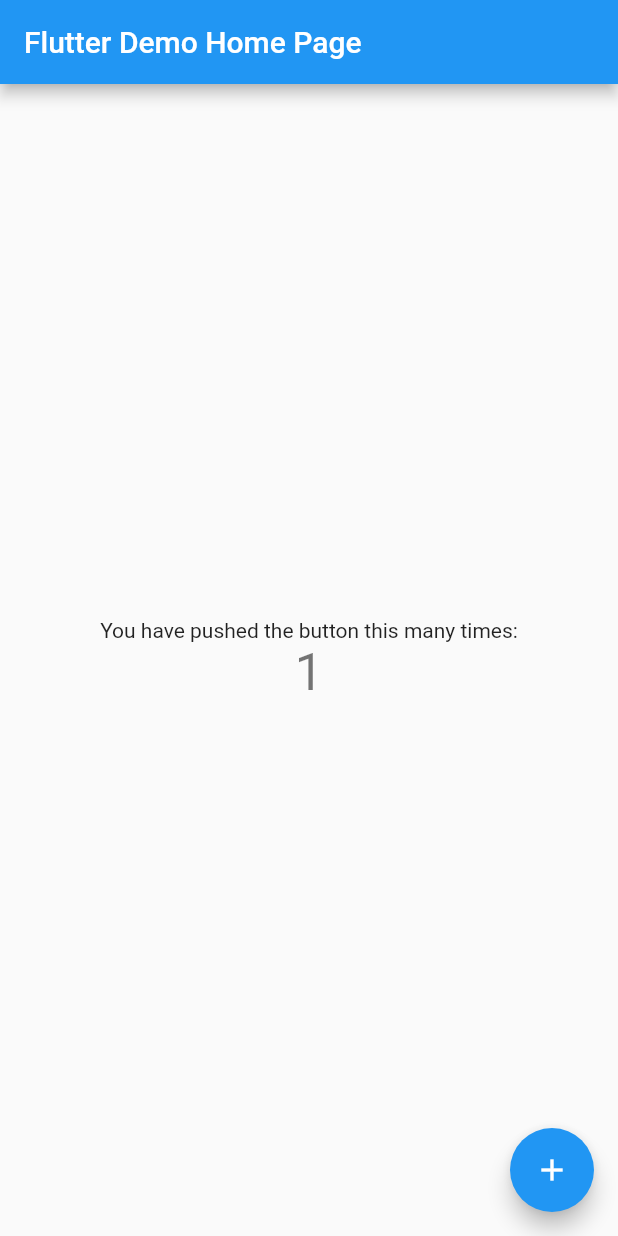
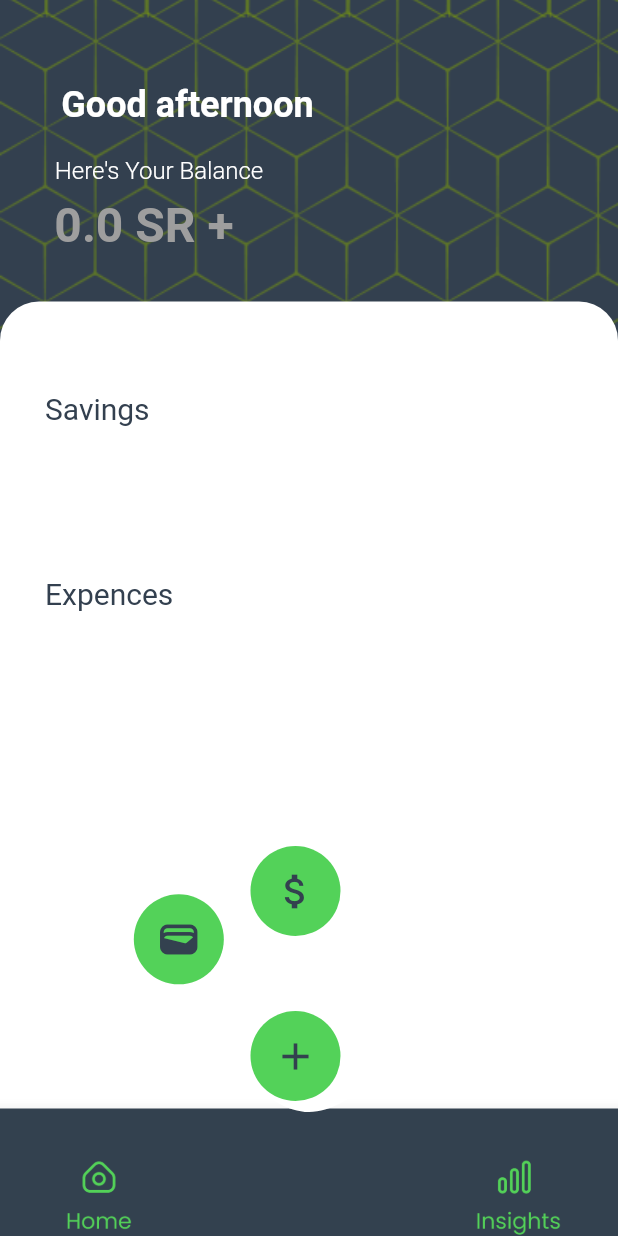
Before and after one commit to jawaher-alqotym/finance_app, a Flutter app: the screen it shows after launch, after a tap on the "add" icon, on a phone screen of 412 x 824 dp. Run offline on Flutter 3.47's test engine with Material 2 defaults, Android fonts, the phone set to English and light mode, and no system bars.

Commit message:
new commit

```diff
--- a/lib/main.dart
+++ b/lib/main.dart
@@ -1,115 +1,24 @@
 import 'package:flutter/material.dart';
+import 'package:finance_app/screens/Home.dart';
 
 void main() {
   runApp(const MyApp());
 }
 
-class MyApp extends StatelessWidget {
+class MyApp extends StatefulWidget {
+
   const MyApp({super.key});
 
-  // This widget is the root of your application.
+  @override
+  State<MyApp> createState() => _MyAppState();
+}
+
+class _MyAppState extends State<MyApp> {
+
   @override
   Widget build(BuildContext context) {
     return MaterialApp(
-      title: 'Flutter Demo',
-      theme: ThemeData(
-        // This is the theme of your application.
-        //
-        // Try running your application with "flutter run". You'll see the
-        // application has a blue toolbar. Then, without quitting the app, try
-        // changing the primarySwatch below to Colors.green and then invoke
-        // "hot reload" (press "r" in the console where you ran "flutter run",
-        // or simply save your changes to "hot reload" in a Flutter IDE).
-        // Notice that the counter didn't reset back to zero; the application
-        // is not restarted.
-        primarySwatch: Colors.blue,
-      ),
-      home: const MyHomePage(title: 'Flutter Demo Home Page'),
+      home: Home(),
     );
   }
 }
-
-class MyHomePage extends StatefulWidget {
-  const MyHomePage({super.key, required this.title});
-
-  // This widget is the home page of your application. It is stateful, meaning
-  // that it has a State object (defined below) that contains fields that affect
-  // how it looks.
-
-  // This class is the configuration for the state. It holds the values (in this
-  // case the title) provided by the parent (in this case the App widget) and
-  // used by the build method of the State. Fields in a Widget subclass are
-  // always marked "final".
-
-  final String title;
-
-  @override
-  State<MyHomePage> createState() => _MyHomePageState();
-}
-
-class _MyHomePageState extends State<MyHomePage> {
-  int _counter = 0;
-
-  void _incrementCounter() {
-    setState(() {
-      // This call to setState tells the Flutter framework that something has
-      // changed in this State, which causes it to rerun the build method below
-      // so that the display can reflect the updated values. If we changed
-      // _counter without calling setState(), then the build method would not be
-      // called again, and so nothing would appear to happen.
-      _counter++;
-    });
-  }
-
-  @override
-  Widget build(BuildContext context) {
-    // This method is rerun every time setState is called, for instance as done
-    // by the _incrementCounter method above.
-    //
-    // The Flutter framework has been optimized to make rerunning build methods
-    // fast, so that you can just rebuild anything that needs updating rather
-    // than having to individually change instances of widgets.
-    return Scaffold(
-      appBar: AppBar(
-        // Here we take the value from the MyHomePage object that was created by
-        // the App.build method, and use it to set our appbar title.
-        title: Text(widget.title),
-      ),
-      body: Center(
-        // Center is a layout widget. It takes a single child and positions it
-        // in the middle of the parent.
-        child: Column(
-          // Column is also a layout widget. It takes a list of children and
-          // arranges them vertically. By default, it sizes itself to fit its
-          // children horizontally, and tries to be as tall as its parent.
-          //
-          // Invoke "debug painting" (press "p" in the console, choose the
-          // "Toggle Debug Paint" action from the Flutter Inspector in Android
-          // Studio, or the "Toggle Debug Paint" command in Visual Studio Code)
-          // to see the wireframe for each widget.
-          //
-          // Column has various properties to control how it sizes itself and
-          // how it positions its children. Here we use mainAxisAlignment to
-          // center the children vertically; the main axis here is the vertical
-          // axis because Columns are vertical (the cross axis would be
-          // horizontal).
-          mainAxisAlignment: MainAxisAlignment.center,
-          children: <Widget>[
-            const Text(
-              'You have pushed the button this many times:',
-            ),
-            Text(
-              '$_counter',
-              style: Theme.of(context).textTheme.headline4,
-            ),
-          ],
-        ),
-      ),
-      floatingActionButton: FloatingActionButton(
-        onPressed: _incrementCounter,
-        tooltip: 'Increment',
-        child: const Icon(Icons.add),
-      ), // This trailing comma makes auto-formatting nicer for build methods.
-    );
-  }
-}
--- /dev/null
+++ b/lib/screens/Home.dart
@@ -0,0 +1,39 @@
+/* lib/screens/Home.dart */
+
+import 'package:flutter/material.dart';
+import 'package:finance_app/widgets/homeContant.dart';
+
+class Home extends StatefulWidget {
+  const Home({super.key});
+
+  @override
+  State<Home> createState() => _HomeState();
+}
+
+class _HomeState extends State<Home> {
+  @override
+  Widget build(BuildContext context) {
+    double screenWidth = MediaQuery.of(context).size.width;
+
+    return Stack(
+      children: [
+        Container(
+          decoration: BoxDecoration(
+            image: DecorationImage(
+              image: AssetImage("assets/images/background.png"),
+              fit: BoxFit.cover,
+            ),
+          ),
+        ),
+        Scaffold(
+          backgroundColor: Colors.transparent,
+          appBar: AppBar(
+            backgroundColor: Colors.transparent,
+            elevation: 0,
+          ),
+          body: HomeContant(),
+        ),
+      ],
+    );
+  }
+}
--- /dev/null
+++ b/lib/widgets/addBalance.dart
@@ -0,0 +1,34 @@
+// SizedBox.expand(
+// child: DraggableScrollableSheet(
+// builder: (BuildContext context, ScrollController scrollController) {
+// return Container(
+// color: Colors.blue[100],
+// child: ListView.builder(
+// controller: scrollController,
+// itemCount: 25,
+// itemBuilder: (BuildContext context, int index) {
+// return ListTile(title: Text('Item $index'));
+// },
+// ),
+// );
+// },
+// ),
+// ),
+
+/* lib/widgets/addBalance.dart */
+
+import 'package:flutter/material.dart';
+
+class AddBalance extends StatefulWidget {
+  const AddBalance({super.key});
+
+  @override
+  State<AddBalance> createState() => _AddBalanceState();
+}
+
+class _AddBalanceState extends State<AddBalance> {
+  @override
+  Widget build(BuildContext context) {
+    return Text("data");
+  }
+}
--- /dev/null
+++ b/lib/widgets/floatingButton.dart
@@ -0,0 +1,71 @@
+/* lib/widgets/floatingButton.dart */
+
+import 'package:flutter/material.dart';
+import 'package:finance_app/widgets/floatingButtonChildren.dart';
+
+
+
+class FloatingButton extends StatefulWidget {
+  const FloatingButton({super.key});
+
+  @override
+  State<FloatingButton> createState() => _FloatingButtonState();
+}
+
+class _FloatingButtonState extends State<FloatingButton> {
+  @override
+  Widget build(BuildContext context) {
+
+    return Container(
+      child: Stack(
+        alignment: Alignment.bottomCenter,
+        children: [
+
+           Padding(
+            padding: const EdgeInsets.only(left: 12.0),
+             child: CustomPaint(
+               size: Size(360,(370*0.6481481481481481).toDouble()),
+              painter: RPSCustomPainter(),
+            ),
+          ),
+           FlowMenu(),
+
+        ],
+      ),
+      );
+
+  }
+  }
+
+class RPSCustomPainter extends CustomPainter{
+
+  @override
+  void paint(Canvas canvas, Size size) {
+
+
+
+    Paint paint0 = Paint()
+      ..color = const Color.fromARGB(255, 255, 255, 255)
+      ..style = PaintingStyle.fill
+      ..strokeWidth = 1;
+
+
+    Path path0 = Path();
+    path0.moveTo(size.width*0.2043700,size.height*0.4960667);
+    path0.cubicTo(size.width*0.2929300,size.height*0.4295471,size.width*0.3861700,size.height*0.2986174,size.width*0.4799900,size.height*0.2946365);
+    path0.cubicTo(size.width*0.5753200,size.height*0.2968176,size.width*0.6791450,size.height*0.4458433,size.width*0.7455300,size.height*0.4962455);
+    path0.cubicTo(size.width*0.6188800,size.height*0.4995709,size.width*0.5672400,size.height*0.6548033,size.width*0.4836100,size.height*0.6554231);
+    path0.cubicTo(size.width*0.4001200,size.height*0.6544100,size.width*0.3584900,size.height*0.4956377,size.width*0.2043700,size.height*0.4960667);
+    path0.close();
+
+    canvas.drawPath(path0, paint0);
+
+
+  }
+
+  @override
+  bool shouldRepaint(covariant CustomPainter oldDelegate) {
+    return true;
+  }
+
+}
--- /dev/null
+++ b/lib/widgets/floatingButtonChildren.dart
@@ -0,0 +1,112 @@
+/* lib/widgets/floatingButtonChildren.dart */
+
+import 'package:flutter/material.dart';
+import 'dart:math';
+
+
+class FlowMenu extends StatefulWidget {
+  const FlowMenu({super.key});
+
+  @override
+  State<FlowMenu> createState() => _FlowMenuState();
+}
+
+class _FlowMenuState extends State<FlowMenu>
+    with SingleTickerProviderStateMixin {
+  late AnimationController menuAnimation;
+  IconData lastTapped = Icons.notifications;
+  final List<IconData> menuItems = <IconData>[
+    Icons.attach_money,
+    Icons.wallet,
+    Icons.add,
+
+  ];
+
+  void _updateMenu(IconData icon) {
+    if (icon != Icons.menu) {
+      setState(() => lastTapped = icon);
+    }
+  }
+
+  @override
+  void initState() {
+    super.initState();
+    menuAnimation = AnimationController(
+      duration: const Duration(milliseconds: 250),
+      vsync: this,
+    );
+  }
+
+  Widget flowMenuItem(IconData icon) {
+    final double buttonDiameter = 60;
+    return RawMaterialButton(
+        elevation: 0,
+        fillColor: Color(0xFF53d259),
+        splashColor: Color(0xFF53d259),
+        shape: const CircleBorder(),
+        constraints: BoxConstraints.tight(Size(buttonDiameter, buttonDiameter)),
+        onPressed: () {
+          _updateMenu(icon);
+          menuAnimation.status == AnimationStatus.completed
+              ? menuAnimation.reverse()
+              : menuAnimation.forward();
+        },
+        child: Icon(
+          icon,
+          color: Color(0xFF33414f),
+          size: 30.0,
+        ),
+    );
+  }
+
+  @override
+  Widget build(BuildContext context) {
+
+    return Flow(
+      delegate: FlowMenuDelegate(menuAnimation: menuAnimation),
+      children:
+      menuItems.map<Widget>((IconData icon) => flowMenuItem(icon)).toList(),
+    );
+  }
+}
+
+class FlowMenuDelegate extends FlowDelegate {
+  FlowMenuDelegate({required this.menuAnimation})
+      : super(repaint: menuAnimation);
+
+  final Animation<double> menuAnimation;
+
+  @override
+  bool shouldRepaint(FlowMenuDelegate oldDelegate) {
+    return menuAnimation != oldDelegate.menuAnimation;
+  }
+
+  @override
+  void paintChildren(FlowPaintingContext context) {
+    final xStart = context.size.width - 165 -  80 ;// 80 is the button size
+    final yStart = context.size.height  - 70 - 80 ;
+
+
+
+    double dx = 0.0;
+    double dy = 0.0;
+    final radius = 110 * menuAnimation.value;
+    for (int i = 0; i < context.childCount; ++i) {
+      final isLastItem = i == context.childCount - 1;
+      final setValue = (val) => isLastItem ? 0.0 : val;
+
+      final theta = i * pi * 0.5 / (context.childCount - 1 );
+      dx = xStart- setValue(radius * sin(theta));
+      dy = yStart -  setValue(radius * cos(theta));
+
+      context.paintChild(
+        i,
+        transform: Matrix4.translationValues(//665
+          dx ,
+          dy,
+          0,
+        ),
+      );
+    }
+  }
+}
--- /dev/null
+++ b/lib/widgets/homeContant.dart
@@ -0,0 +1,128 @@
+/* lib/widgets/floatingButton.dart */
+
+import 'package:flutter/material.dart';
+import 'package:finance_app/widgets/navBar.dart';
+import 'package:finance_app/widgets/floatingButton.dart';
+import 'package:finance_app/widgets/addBalance.dart';
+
+class HomeContant extends StatefulWidget {
+  const HomeContant({super.key});
+
+  @override
+  State<HomeContant> createState() => _HomeContantState();
+}
+
+class _HomeContantState extends State<HomeContant> {
+  @override
+  Widget build(BuildContext context) {
+    double screenWidth = MediaQuery.of(context).size.width;
+    String welcomeMessage = "Good afternoon";
+    double balance = 0.0;
+
+    return Stack(
+      alignment: Alignment.bottomCenter,
+      children: [
+        Column(
+          children: [
+            Container(
+              child: Column(
+                children: [
+                  Padding(
+                    padding: const EdgeInsets.only(right: 162.0),
+                    child: Text(
+                      "$welcomeMessage",
+                      style: TextStyle(
+                        color: Colors.white,
+                        fontSize: 24,
+                        fontWeight: FontWeight.bold,
+                      ),
+                    ),
+                  ),
+                  Padding(
+                    padding: const EdgeInsets.only(top: 20.0, right: 200),
+                    child: Text(
+                      "Here's Your Balance",
+                      style: TextStyle(
+                        color: Colors.white,
+                        fontSize: 16,
+                        fontWeight: FontWeight.w300,
+                      ),
+                    ),
+                  ),
+                  Padding(
+                    padding: const EdgeInsets.only(
+                      right: 220.0,
+                    ),
+                    child: TextButton(
+                      onPressed: () =>
+                          showBottomSheet(
+                            shape: RoundedRectangleBorder( borderRadius: BorderRadius.circular(26.0),),
+                            backgroundColor: Colors.white,
+                              context: context,
+                              builder: (context)=> buildSheet()),
+                      child: Text(
+                        "$balance SR +",
+                        style: TextStyle(
+                          color: Colors.grey,
+                          fontSize: 32,
+                          fontWeight: FontWeight.w600,
+                        ),
+                      ),
+                    ),
+                  ),
+                ],
+              ),
+              height: 130,
+              width: screenWidth,
+            ),
+            Padding(
+              padding: const EdgeInsets.only(top: 15.0),
+              child: Container(
+                decoration: BoxDecoration(
+                  color: Colors.white,
+                  borderRadius: BorderRadius.only(
+                    topRight: Radius.circular(26),
+                    topLeft: Radius.circular(26),
+                  ),
+                ),
+                height: 572,
+                width: screenWidth,
+                child: Column(
+                  crossAxisAlignment: CrossAxisAlignment.start,
+                  children: [
+                    Container(
+                      margin: EdgeInsets.only(left: 30.0, top: 60.0),
+                      child: Text(
+                        "Savings",
+                        style:
+                            TextStyle(fontSize: 20, color: Color(0xFF33404F)),
+                      ),
+                    ),
+                    Container(
+                      margin: EdgeInsets.only(left: 30.0, top: 100.0),
+                      child: Text(
+                        "Expences",
+                        style:
+                            TextStyle(fontSize: 20, color: Color(0xFF33404F)),
+                      ),
+                    ),
+                  ],
+                ),
+              ),
+            ),
+          ],
+        ),
+        navBar(),
+        FloatingButton(),
+      ],
+    );
+
+
+  }
+
+  Widget buildSheet() =>Container(
+
+
+  );
+
+}
--- /dev/null
+++ b/lib/widgets/navBar.dart
@@ -0,0 +1,40 @@
+/* lib/widgets/navbar.dart */
+
+import 'package:flutter/material.dart';
+
+class navBar extends StatefulWidget {
+  const navBar({super.key});
+
+  @override
+  State<navBar> createState() => _navBarState();
+}
+
+class _navBarState extends State<navBar> {
+  @override
+  Widget build(BuildContext context) {
+    return BottomAppBar(
+      color: Color(0xFF33414f),
+      child: Container(
+        height: 85.0,
+        child:
+            Row(mainAxisAlignment: MainAxisAlignment.spaceBetween,
+                children: [
+              IconButton(
+                  iconSize: 90.0,
+                  padding: EdgeInsets.only(left: 21.0, top: 31),
+                  onPressed: ()=>{print("home")},
+                  icon: Image.asset('assets/images/homeIcon.png')),
+
+              IconButton(
+                  iconSize: 90.0,
+                  padding: EdgeInsets.only(right: 21.0, top: 31),
+                  onPressed: (){_onSearchButtonPressed();},
+                  icon: Image.asset('assets/images/insights.png')),
+        ]),
+      ),
+    );
+  }
+  void _onSearchButtonPressed(){
+    print("insights");
+  }
+}
```
Also changed, not shown: pubspec.yaml (+10 -67 lines), assets/icons/Vector.svg (added), assets/images/background.png (added), assets/images/homeIcon.png (added), assets/images/insights.png (added), pubspec.lock.
